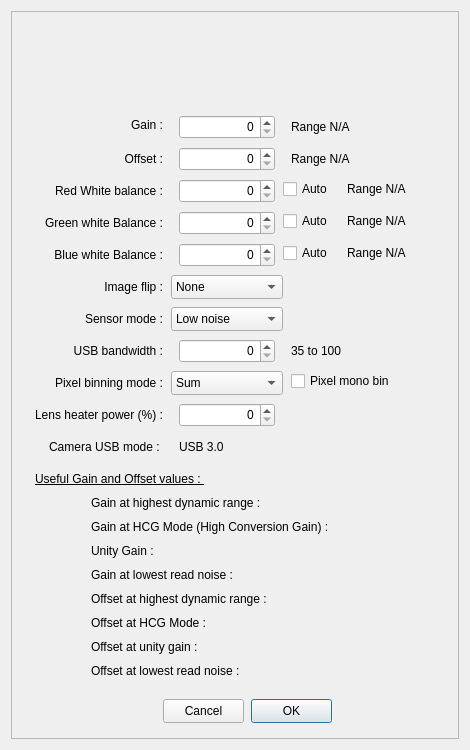
Old version of the form PlayerOneCamera.ui in the repository rpineau/PlayerOne.
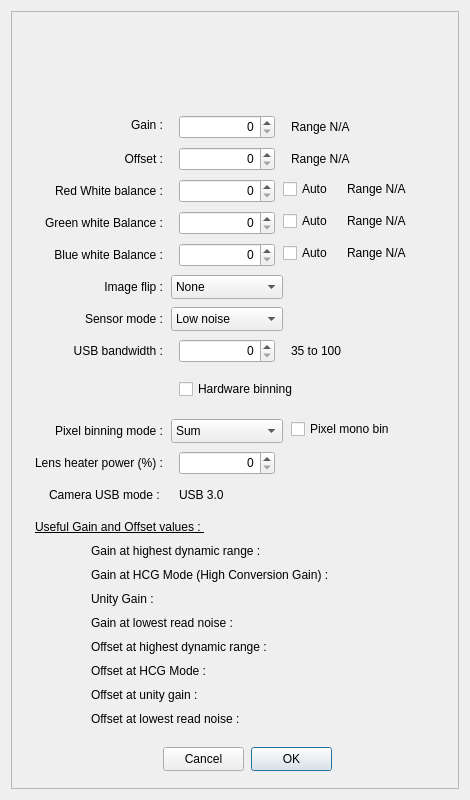
New version of the form. Icons and pictures are not drawn. Custom widgets are drawn as their Qt base class.

Commit message: Try to fix the hardware bin vs pixel bin mode and mono bin

Patch:
```diff
--- a/PlayerOneCamera.ui
+++ b/PlayerOneCamera.ui
@@ -7,19 +7,19 @@
     <x>0</x>
     <y>0</y>
     <width>470</width>
-    <height>750</height>
+    <height>800</height>
    </rect>
   </property>
   <property name="minimumSize">
    <size>
     <width>470</width>
-    <height>750</height>
+    <height>800</height>
    </size>
   </property>
   <property name="maximumSize">
    <size>
     <width>470</width>
-    <height>750</height>
+    <height>800</height>
    </size>
   </property>
   <property name="windowTitle">
@@ -170,7 +170,7 @@
       <property name="geometry">
        <rect>
         <x>240</x>
-        <y>688</y>
+        <y>736</y>
         <width>81</width>
         <height>24</height>
        </rect>
@@ -183,7 +183,7 @@
       <property name="geometry">
        <rect>
         <x>152</x>
-        <y>688</y>
+        <y>736</y>
         <width>81</width>
         <height>24</height>
        </rect>
@@ -347,7 +347,7 @@
       <property name="geometry">
        <rect>
         <x>160</x>
-        <y>360</y>
+        <y>408</y>
         <width>112</width>
         <height>24</height>
        </rect>
@@ -367,7 +367,7 @@
       <property name="geometry">
        <rect>
         <x>24</x>
-        <y>360</y>
+        <y>408</y>
         <width>128</width>
         <height>24</height>
        </rect>
@@ -490,7 +490,7 @@
       <property name="geometry">
        <rect>
         <x>24</x>
-        <y>456</y>
+        <y>504</y>
         <width>192</width>
         <height>24</height>
        </rect>
@@ -508,7 +508,7 @@
       <property name="geometry">
        <rect>
         <x>168</x>
-        <y>392</y>
+        <y>440</y>
         <width>96</width>
         <height>24</height>
        </rect>
@@ -524,7 +524,7 @@
       <property name="geometry">
        <rect>
         <x>0</x>
-        <y>392</y>
+        <y>440</y>
         <width>152</width>
         <height>24</height>
        </rect>
@@ -540,7 +540,7 @@
       <property name="geometry">
        <rect>
         <x>168</x>
-        <y>424</y>
+        <y>472</y>
         <width>129</width>
         <height>24</height>
        </rect>
@@ -553,7 +553,7 @@
       <property name="geometry">
        <rect>
         <x>0</x>
-        <y>424</y>
+        <y>472</y>
         <width>152</width>
         <height>24</height>
        </rect>
@@ -569,7 +569,7 @@
       <property name="geometry">
        <rect>
         <x>80</x>
-        <y>600</y>
+        <y>648</y>
         <width>320</width>
         <height>24</height>
        </rect>
@@ -582,7 +582,7 @@
       <property name="geometry">
        <rect>
         <x>80</x>
-        <y>480</y>
+        <y>528</y>
         <width>320</width>
         <height>24</height>
        </rect>
@@ -595,7 +595,7 @@
       <property name="geometry">
        <rect>
         <x>80</x>
-        <y>528</y>
+        <y>576</y>
         <width>320</width>
         <height>24</height>
        </rect>
@@ -608,7 +608,7 @@
       <property name="geometry">
        <rect>
         <x>80</x>
-        <y>504</y>
+        <y>552</y>
         <width>320</width>
         <height>24</height>
        </rect>
@@ -621,7 +621,7 @@
       <property name="geometry">
        <rect>
         <x>80</x>
-        <y>552</y>
+        <y>600</y>
         <width>320</width>
         <height>24</height>
        </rect>
@@ -634,7 +634,7 @@
       <property name="geometry">
        <rect>
         <x>80</x>
-        <y>576</y>
+        <y>624</y>
         <width>320</width>
         <height>24</height>
        </rect>
@@ -647,7 +647,7 @@
       <property name="geometry">
        <rect>
         <x>80</x>
-        <y>624</y>
+        <y>672</y>
         <width>320</width>
         <height>24</height>
        </rect>
@@ -660,7 +660,7 @@
       <property name="geometry">
        <rect>
         <x>80</x>
-        <y>648</y>
+        <y>696</y>
         <width>320</width>
         <height>24</height>
        </rect>
@@ -673,7 +673,7 @@
       <property name="geometry">
        <rect>
         <x>280</x>
-        <y>360</y>
+        <y>408</y>
         <width>129</width>
         <height>20</height>
        </rect>
@@ -682,6 +682,19 @@
        <string>Pixel mono bin</string>
       </property>
      </widget>
+     <widget class="QCheckBox" name="checkBox_6">
+      <property name="geometry">
+       <rect>
+        <x>168</x>
+        <y>368</y>
+        <width>129</width>
+        <height>20</height>
+       </rect>
+      </property>
+      <property name="text">
+       <string>Hardware binning</string>
+      </property>
+     </widget>
     </widget>
    </item>
   </layout>
```
The commit also changes 4 other files.
